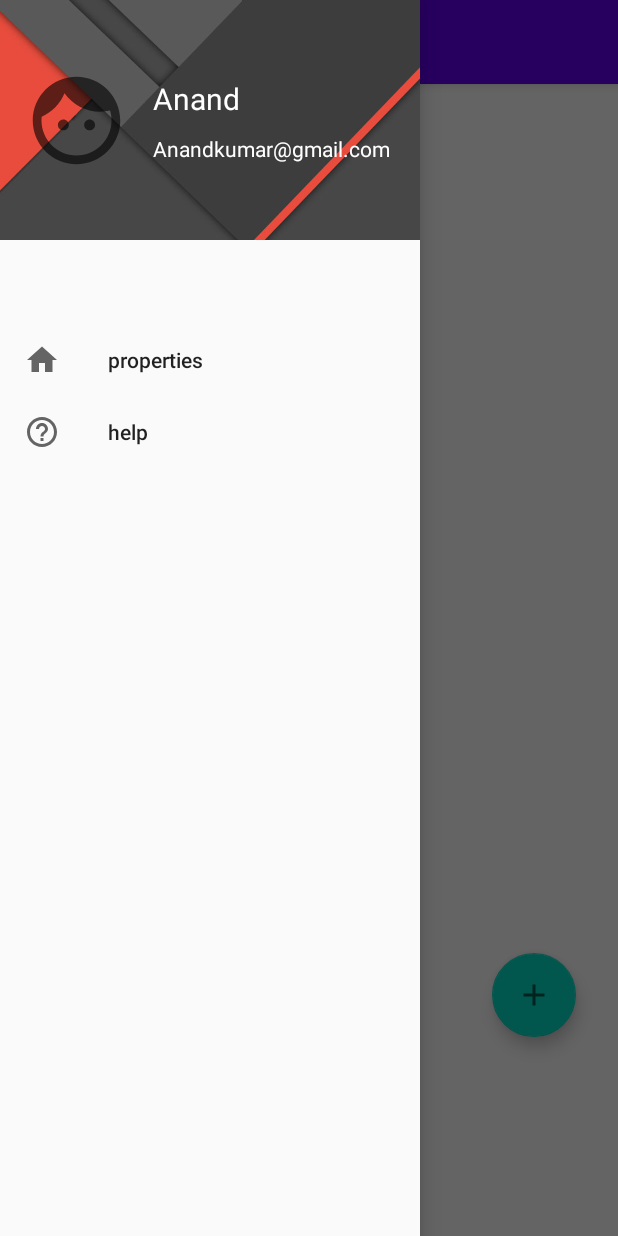
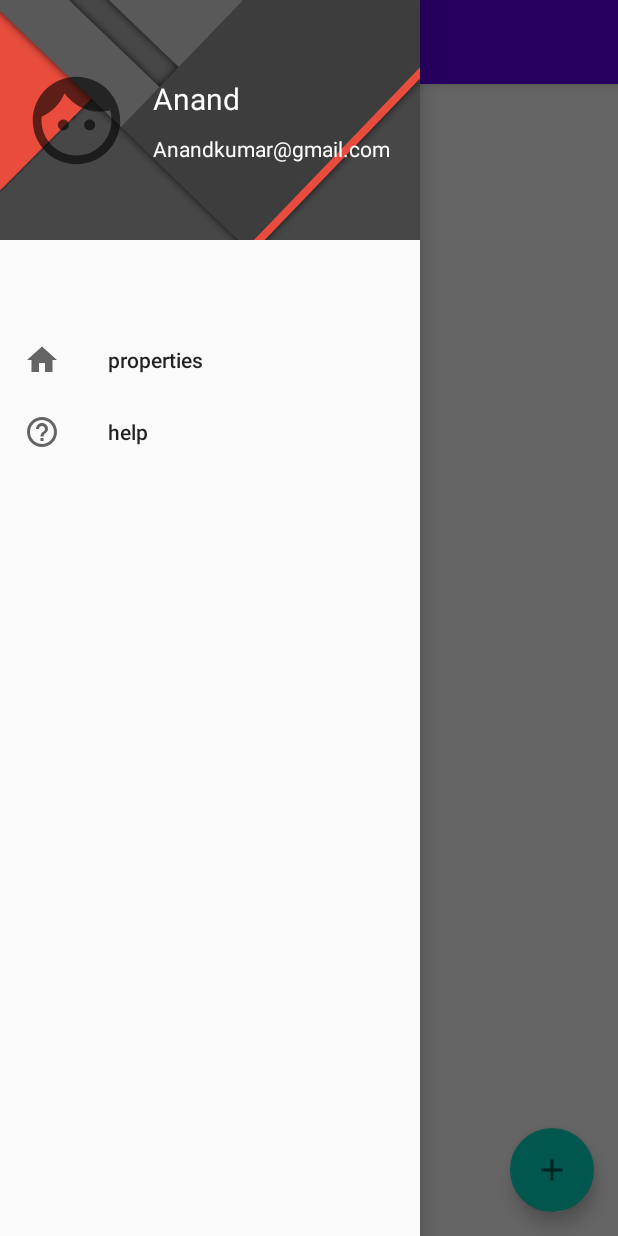
Before and after one commit to anandrage6/PropertyManagementAppLocal, an Android app: the screen it shows after launch (MainActivity), with the side drawer open, on a phone screen of 412 x 824 dp. Run offline under Robolectric (Android 15) with nearby library versions, the phone set to English and light mode, and no system bars; libraries missing offline, so code that uses them is left out: com.orhanobut.logger; 5 statements that could not run were skipped.

Commit message:
my local app

```diff
--- a/app/build.gradle
+++ b/app/build.gradle
@@ -50,6 +50,9 @@ dependencies {
     //logger
     implementation 'com.orhanobut:logger:2.2.0'
 
+    //material
+    implementation 'com.google.android.material:material:1.2.0'
+
 
 
 }
--- a/app/src/main/java/com/example/propertymanagementapplocal/MainActivity.java
+++ b/app/src/main/java/com/example/propertymanagementapplocal/MainActivity.java
@@ -160,7 +160,4 @@ public class MainActivity extends AppCompatActivity {
         Intent i = new Intent(this, AddProperty.class);
         startActivity(i);
     }
-
-
-
 }
--- a/app/src/main/java/com/example/propertymanagementapplocal/PropertyListRecyclerViewAdapter.java
+++ b/app/src/main/java/com/example/propertymanagementapplocal/PropertyListRecyclerViewAdapter.java
@@ -61,6 +61,7 @@ public class PropertyListRecyclerViewAdapter extends RecyclerView.Adapter<Proper
             public void onClick(View view) {
                Intent intent = new Intent(context, PropertyDetails.class);
                 intent.putExtra(Config.COLUMN_PROPERTY_ID, property.getId());
+                intent.putExtra(Config.COLUMN_PROPERTY_PROPERTYTYPE, property.getPropertyType());
                 intent.putExtra(Config.COLUMN_PROPERTY_PROPERTYNAME, property.getPropertyName());
                 intent.putExtra(Config.COLUMN_PROPERTY_OWNERNAME, property.getOwnerName());
                 intent.putExtra(Config.COLUMN_PROPERTY_IMAGE, property.getImage());
--- a/app/src/main/res/layout/activity_main.xml
+++ b/app/src/main/res/layout/activity_main.xml
@@ -40,23 +40,22 @@
             </ScrollView>
         </LinearLayout>
 
+        <RelativeLayout
+            android:layout_width="match_parent"
+            android:layout_height="match_parent">
+
         <com.google.android.material.floatingactionbutton.FloatingActionButton
             android:id="@+id/addbtn"
             android:layout_width="wrap_content"
             android:layout_height="wrap_content"
-            android:layout_marginStart="328dp"
-            android:layout_marginLeft="328dp"
-            android:layout_marginTop="632dp"
-            android:layout_marginBottom="127dp"
-            android:baselineAlignBottom="true"
-            android:clickable="true"
+            android:layout_alignParentEnd="true"
+            android:layout_alignParentBottom="true"
+            android:layout_margin="16dp"
             android:src="@drawable/ic_add_btn"
-            app:layout_constraintBottom_toBottomOf="parent"
-            app:layout_constraintStart_toStartOf="parent"
-            app:layout_constraintTop_toTopOf="parent"
-            app:layout_constraintVertical_bias="0.357"
-            tools:ignore="MissingConstraints" />
+            tools:ignore="RtlCompat" />
 
+
+        </RelativeLayout>
 
 
         <com.google.android.material.appbar.AppBarLayout
--- a/app/src/main/res/layout/tenant_design_row_recyclerview.xml
+++ b/app/src/main/res/layout/tenant_design_row_recyclerview.xml
@@ -33,6 +33,7 @@
                     android:textAlignment="textStart"
                     android:layout_marginLeft="30dp"
                     android:textSize="20sp"
+                    android:textColor="@color/cardview_light_background"
                     android:layout_gravity="start" />
             </androidx.appcompat.widget.Toolbar>
 
```
Also changed, not shown: app/src/main/java/com/example/propertymanagementapplocal/AddTenant.java (+12 -22 lines), app/src/main/java/com/example/propertymanagementapplocal/Note.java (+20 -10 lines), app/src/main/java/com/example/propertymanagementapplocal/PropertyDetails.java (+24 -14 lines), app/src/main/java/com/example/propertymanagementapplocal/UpdateProperty.java (+25 -0 lines), app/src/main/res/layout/activity_tenant_details.xml (+15 -16 lines).
